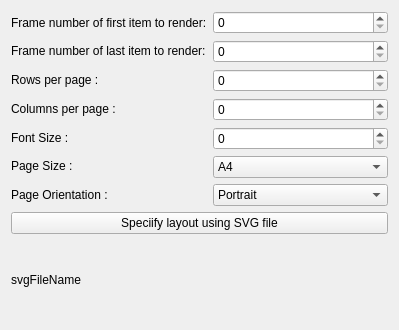
This is plugins/dockers/storyboarddocker/wdgexportstoryboard.ui in KDE/krita as Qt 5 draws it before an edit. The edited form follows.
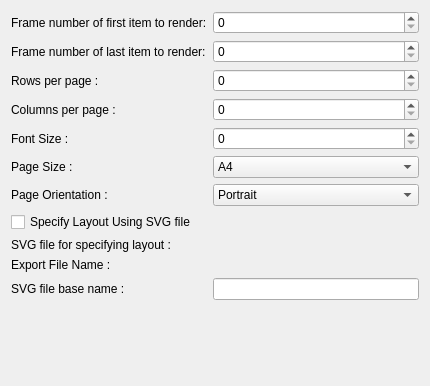
This is the edited form. Custom widgets are drawn as their Qt base class.

Commit message: Implement export as SVG functionality for storyboard

The edit to the form file:
```diff
--- a/plugins/dockers/storyboarddocker/wdgexportstoryboard.ui
+++ b/plugins/dockers/storyboarddocker/wdgexportstoryboard.ui
@@ -6,8 +6,8 @@
    <rect>
     <x>0</x>
     <y>0</y>
-    <width>399</width>
-    <height>330</height>
+    <width>430</width>
+    <height>386</height>
    </rect>
   </property>
   <property name="windowTitle">
@@ -15,84 +15,69 @@
   </property>
   <layout class="QGridLayout" name="gridLayout">
    <item row="0" column="0">
-    <layout class="QVBoxLayout" name="verticalLayout_3">
-     <item>
-      <layout class="QHBoxLayout" name="horizontalLayout">
-       <item>
-        <layout class="QVBoxLayout" name="verticalLayout_2">
-         <item>
+    <layout class="QFormLayout" name="formLayout">
+     <item row="0" column="0">
           <widget class="QLabel" name="label_4">
            <property name="text">
             <string>Frame number of first item to render:</string>
            </property>
           </widget>
          </item>
-         <item>
+     <item row="0" column="1">
+      <widget class="QSpinBox" name="spinboxFirstItem"/>
+     </item>
+     <item row="1" column="0">
           <widget class="QLabel" name="label_5">
            <property name="text">
             <string>Frame number of last item to render:</string>
            </property>
           </widget>
          </item>
-         <item>
+     <item row="1" column="1">
+      <widget class="QSpinBox" name="spinboxLastItem"/>
+     </item>
+     <item row="2" column="0">
           <widget class="QLabel" name="label">
            <property name="text">
             <string>Rows per page :</string>
            </property>
           </widget>
          </item>
-         <item>
+     <item row="2" column="1">
+      <widget class="QSpinBox" name="spinboxRow"/>
+     </item>
+     <item row="3" column="0">
           <widget class="QLabel" name="label_2">
            <property name="text">
             <string>Columns per page :</string>
            </property>
           </widget>
          </item>
-         <item>
-          <widget class="QLabel" name="label_6">
-           <property name="text">
-            <string>Font Size :</string>
-           </property>
-          </widget>
-         </item>
-         <item>
-          <widget class="QLabel" name="label_3">
-           <property name="text">
-            <string>Page Size :</string>
-           </property>
-          </widget>
-         </item>
-         <item>
-          <widget class="QLabel" name="label_7">
-           <property name="text">
-            <string>Page Orientation :</string>
-           </property>
-          </widget>
-         </item>
-        </layout>
-       </item>
-       <item>
-        <layout class="QVBoxLayout" name="verticalLayout">
-         <item>
-          <widget class="QSpinBox" name="spinboxFirstItem"/>
-         </item>
-         <item>
-          <widget class="QSpinBox" name="spinboxLastItem"/>
-         </item>
-         <item>
-          <widget class="QSpinBox" name="spinboxRow"/>
-         </item>
-         <item>
+     <item row="3" column="1">
           <widget class="QSpinBox" name="spinboxColumn">
            <property name="value">
             <number>0</number>
            </property>
           </widget>
          </item>
-         <item>
+     <item row="4" column="0">
+      <widget class="QLabel" name="label_6">
+       <property name="text">
+        <string>Font Size :</string>
+       </property>
+      </widget>
+     </item>
+     <item row="4" column="1">
           <widget class="QSpinBox" name="spinboxFontSize"/>
          </item>
-         <item>
+     <item row="5" column="0">
+      <widget class="QLabel" name="label_3">
+       <property name="text">
+        <string>Page Size :</string>
+       </property>
+      </widget>
+     </item>
+     <item row="5" column="1">
           <widget class="QComboBox" name="cmbPageSize">
            <item>
             <property name="text">
@@ -126,7 +111,14 @@
            </item>
           </widget>
          </item>
-         <item>
+     <item row="6" column="0">
+      <widget class="QLabel" name="label_7">
+       <property name="text">
+        <string>Page Orientation :</string>
+       </property>
+      </widget>
+     </item>
+     <item row="6" column="1">
           <widget class="QComboBox" name="cmbPageOrient">
            <item>
             <property name="text">
@@ -140,28 +132,69 @@
            </item>
           </widget>
          </item>
-        </layout>
-       </item>
-      </layout>
+     <item row="7" column="0">
+      <widget class="QCheckBox" name="chkUseSVGLayout">
+       <property name="text">
+        <string>Specify Layout Using SVG file </string>
+       </property>
+      </widget>
+     </item>
+     <item row="8" column="0">
+      <widget class="QLabel" name="label_8">
+       <property name="text">
+        <string>SVG file for specifying layout :</string>
+       </property>
+      </widget>
      </item>
-     <item>
-      <widget class="QPushButton" name="btnSpecifySVG">
+     <item row="8" column="1">
+      <widget class="KisFileNameRequester" name="svgLayoutFileName" native="true">
+       <property name="sizePolicy">
+        <sizepolicy hsizetype="Preferred" vsizetype="Preferred">
+         <horstretch>1</horstretch>
+         <verstretch>0</verstretch>
+        </sizepolicy>
+       </property>
+      </widget>
+     </item>
+     <item row="9" column="0">
+      <widget class="QLabel" name="lblExportFileName">
        <property name="text">
-        <string>Speciify layout using SVG file</string>
+        <string>Export File Name : </string>
        </property>
       </widget>
      </item>
-     <item>
-      <widget class="QLabel" name="lblSvgFileName">
+     <item row="9" column="1">
+      <widget class="KisFileNameRequester" name="exportFileName" native="true">
+       <property name="sizePolicy">
+        <sizepolicy hsizetype="Preferred" vsizetype="Preferred">
+         <horstretch>1</horstretch>
+         <verstretch>0</verstretch>
+        </sizepolicy>
+       </property>
+      </widget>
+     </item>
+     <item row="10" column="0">
+      <widget class="QLabel" name="lblSvgFileBaseName">
        <property name="text">
-        <string>svgFileName</string>
+        <string>SVG file base name : </string>
        </property>
       </widget>
      </item>
+     <item row="10" column="1">
+      <widget class="QLineEdit" name="svgFileBaseName"/>
+     </item>
     </layout>
    </item>
   </layout>
  </widget>
+ <customwidgets>
+  <customwidget>
+   <class>KisFileNameRequester</class>
+   <extends>QWidget</extends>
+   <header>kis_file_name_requester.h</header>
+   <container>1</container>
+  </customwidget>
+ </customwidgets>
  <resources/>
  <connections/>
 </ui>
```
Lines whose indentation alone changed are shown as unchanged. The commit also changes 3 other files.
